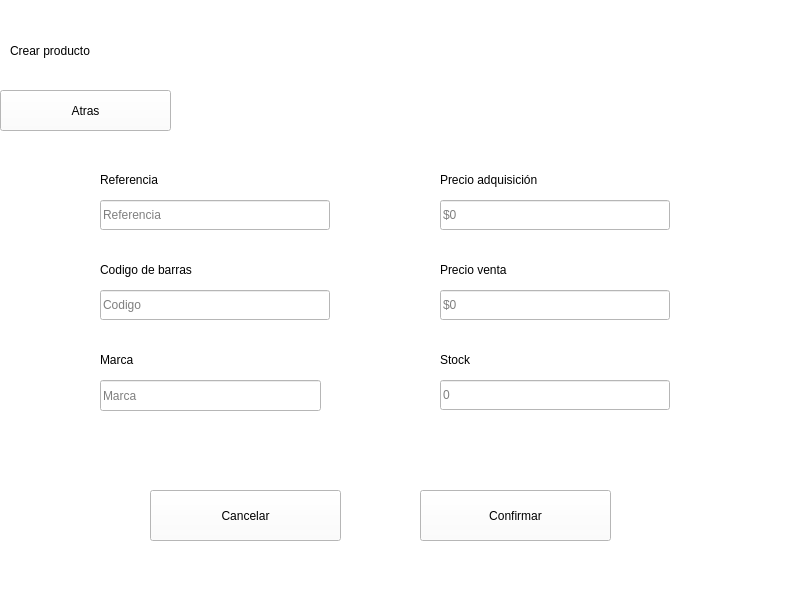
Before: the Qt Designer form GUI/sub_ventanas/ui/inventario_productos/crear_producto.ui in C-Sebastian-M/GLAM_MAKEUP_STORE, drawn with Qt 5.
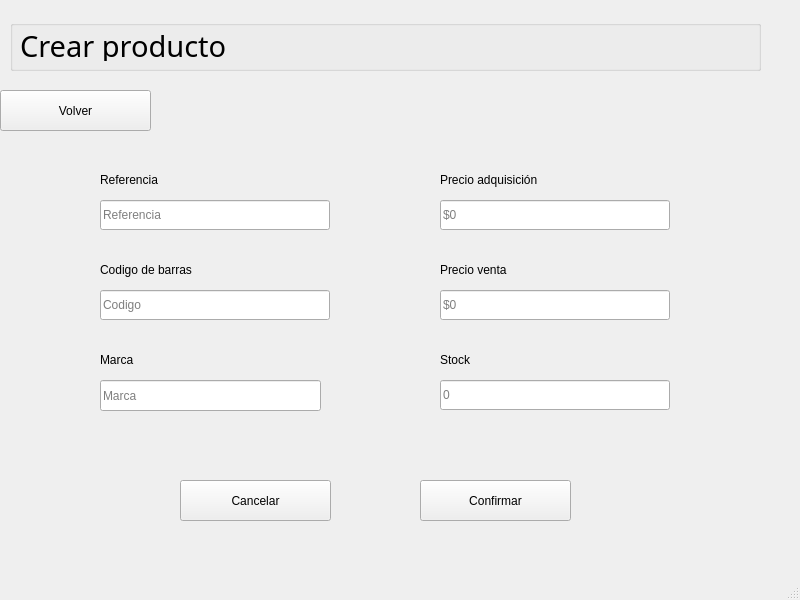
After: the same form once the commit is applied.

Commit message: Se organizan las ventanas Inventario de productos

```diff
--- a/GUI/sub_ventanas/ui/inventario_productos/crear_producto.ui
+++ b/GUI/sub_ventanas/ui/inventario_productos/crear_producto.ui
@@ -14,73 +14,9 @@
    <string>Crear producto</string>
   </property>
   <property name="styleSheet">
-   <string notr="true">background-color: rgb(255, 255, 255);</string>
+   <string notr="true"/>
   </property>
   <widget class="QWidget" name="centralwidget">
-   <widget class="QPushButton" name="cancelar_boton">
-    <property name="geometry">
-     <rect>
-      <x>150</x>
-      <y>490</y>
-      <width>191</width>
-      <height>51</height>
-     </rect>
-    </property>
-    <property name="styleSheet">
-     <string notr="true">font: 16pt &quot;Arial&quot;;</string>
-    </property>
-    <property name="text">
-     <string>Cancelar</string>
-    </property>
-   </widget>
-   <widget class="QPushButton" name="atras_boton">
-    <property name="geometry">
-     <rect>
-      <x>0</x>
-      <y>90</y>
-      <width>171</width>
-      <height>41</height>
-     </rect>
-    </property>
-    <property name="styleSheet">
-     <string notr="true">font: 16pt &quot;Arial&quot;;</string>
-    </property>
-    <property name="text">
-     <string>Atras</string>
-    </property>
-   </widget>
-   <widget class="QPushButton" name="confirmar_boton">
-    <property name="geometry">
-     <rect>
-      <x>420</x>
-      <y>490</y>
-      <width>191</width>
-      <height>51</height>
-     </rect>
-    </property>
-    <property name="styleSheet">
-     <string notr="true">font: 16pt &quot;Arial&quot;;</string>
-    </property>
-    <property name="text">
-     <string>Confirmar</string>
-    </property>
-   </widget>
-   <widget class="QLabel" name="label">
-    <property name="geometry">
-     <rect>
-      <x>10</x>
-      <y>30</y>
-      <width>611</width>
-      <height>41</height>
-     </rect>
-    </property>
-    <property name="styleSheet">
-     <string notr="true">font: 20pt &quot;Arial&quot;;</string>
-    </property>
-    <property name="text">
-     <string>Crear producto</string>
-    </property>
-   </widget>
    <widget class="QLineEdit" name="referencia_text">
     <property name="geometry">
      <rect>
@@ -273,6 +209,86 @@
      <string>Stock</string>
     </property>
    </widget>
+   <widget class="QGroupBox" name="header">
+    <property name="geometry">
+     <rect>
+      <x>10</x>
+      <y>20</y>
+      <width>751</width>
+      <height>51</height>
+     </rect>
+    </property>
+    <property name="title">
+     <string/>
+    </property>
+    <widget class="QLabel" name="title">
+     <property name="geometry">
+      <rect>
+       <x>10</x>
+       <y>10</y>
+       <width>591</width>
+       <height>31</height>
+      </rect>
+     </property>
+     <property name="font">
+      <font>
+       <family>Dubai Medium</family>
+       <pointsize>22</pointsize>
+      </font>
+     </property>
+     <property name="text">
+      <string>Crear producto</string>
+     </property>
+    </widget>
+   </widget>
+   <widget class="QPushButton" name="volverBtn">
+    <property name="geometry">
+     <rect>
+      <x>0</x>
+      <y>90</y>
+      <width>151</width>
+      <height>41</height>
+     </rect>
+    </property>
+    <property name="styleSheet">
+     <string notr="true">font: 16pt &quot;Arial&quot;;</string>
+    </property>
+    <property name="text">
+     <string>Volver</string>
+    </property>
+   </widget>
+   <widget class="QPushButton" name="cancelar_boton">
+    <property name="geometry">
+     <rect>
+      <x>180</x>
+      <y>480</y>
+      <width>151</width>
+      <height>41</height>
+     </rect>
+    </property>
+    <property name="styleSheet">
+     <string notr="true">font: 16pt &quot;Arial&quot;;</string>
+    </property>
+    <property name="text">
+     <string>Cancelar</string>
+    </property>
+   </widget>
+   <widget class="QPushButton" name="confirmar_boton">
+    <property name="geometry">
+     <rect>
+      <x>420</x>
+      <y>480</y>
+      <width>151</width>
+      <height>41</height>
+     </rect>
+    </property>
+    <property name="styleSheet">
+     <string notr="true">font: 16pt &quot;Arial&quot;;</string>
+    </property>
+    <property name="text">
+     <string>Confirmar</string>
+    </property>
+   </widget>
   </widget>
   <widget class="QStatusBar" name="statusbar"/>
  </widget>
```
The commit also changes 5 other files.
